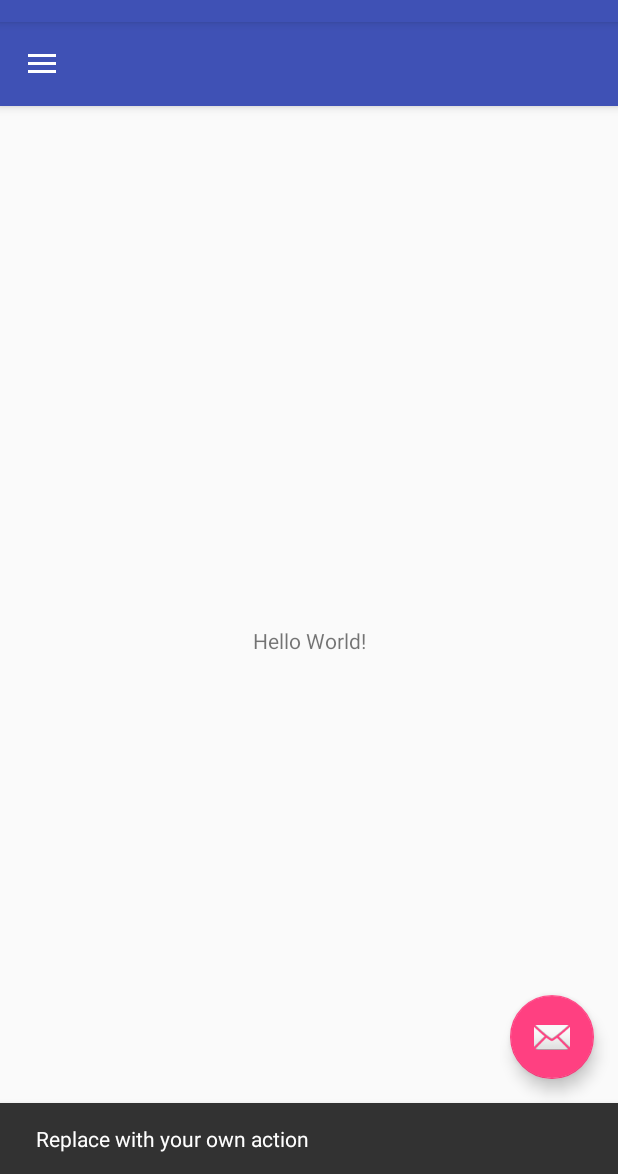
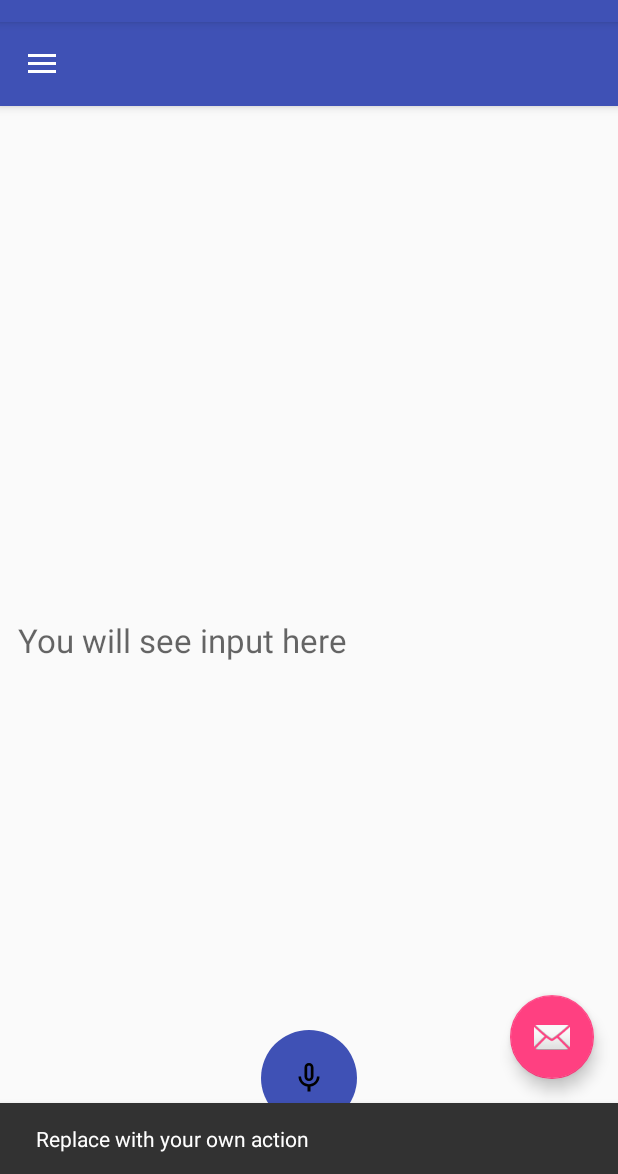
Before and after one commit to cmFodWx5YWRhdjEyMTA5/VTranslator, an Android app: the screen it shows after launch (MainActivity), after a tap on an icon or button, on a phone screen of 412 x 824 dp, the part 62-1236 px from its top. Run offline under Robolectric (Android 15) with nearby library versions, the phone set to English and light mode, and no system bars; 3 other taps on this screen came first.

Commit message:
Functionality changes

```diff
--- a/app/src/main/AndroidManifest.xml
+++ b/app/src/main/AndroidManifest.xml
@@ -1,6 +1,8 @@
 <?xml version="1.0" encoding="utf-8"?>
 <manifest xmlns:android="http://schemas.android.com/apk/res/android"
     package="com.vt.vedamurthy.vtranslator">
+
+    <uses-permission android:name="android.permission.RECORD_AUDIO" />
 
     <application
         android:allowBackup="true"
--- a/app/src/main/java/activities/MainActivity.java
+++ b/app/src/main/java/activities/MainActivity.java
@@ -1,11 +1,20 @@
 package activities;
 
+import android.Manifest;
+import android.content.ActivityNotFoundException;
 import android.content.Intent;
+import android.content.pm.PackageManager;
 import android.net.Uri;
+import android.os.Build;
 import android.os.Bundle;
+import android.provider.Settings;
+import android.speech.RecognitionListener;
+import android.speech.RecognizerIntent;
+import android.speech.SpeechRecognizer;
 import android.support.design.widget.FloatingActionButton;
 import android.support.design.widget.NavigationView;
 import android.support.design.widget.Snackbar;
+import android.support.v4.content.ContextCompat;
 import android.support.v4.view.GravityCompat;
 import android.support.v4.widget.DrawerLayout;
 import android.support.v7.app.ActionBarDrawerToggle;
@@ -14,19 +23,31 @@ import android.support.v7.widget.ShareActionProvider;
 import android.support.v7.widget.Toolbar;
 import android.view.Menu;
 import android.view.MenuItem;
+import android.view.MotionEvent;
 import android.view.View;
+import android.widget.EditText;
+import android.widget.ImageButton;
+import android.widget.TextView;
 
 import com.vt.vedamurthy.vtranslator.R;
+
+import java.util.ArrayList;
+import java.util.Locale;
 
 public class MainActivity extends AppCompatActivity
         implements NavigationView.OnNavigationItemSelectedListener {
 
     private ShareActionProvider mShareActionProvider;
+    private static final int REQ_CODE_SPEECH_INPUT = 100;
+    private TextView mVoiceInputTv;
+    private ImageButton mSpeakBtn;
 
     @Override
     protected void onCreate(Bundle savedInstanceState) {
         super.onCreate(savedInstanceState);
         setContentView(R.layout.activity_main);
+
+        checkPermission();
         Toolbar toolbar = (Toolbar) findViewById(R.id.toolbar);
         //setSupportActionBar(toolbar);
 
@@ -47,6 +68,137 @@ public class MainActivity extends AppCompatActivity
 
         NavigationView navigationView = (NavigationView) findViewById(R.id.nav_view);
         navigationView.setNavigationItemSelectedListener(this);
+
+        mVoiceInputTv = findViewById(R.id.spoken_text_et);
+
+        mSpeakBtn = findViewById(R.id.button);
+
+        final SpeechRecognizer mSpeechRecognizer = initialiseSpeechRecognizer();
+
+        getSpeechRecognizerAction(mSpeechRecognizer);
+
+        initialiseButtonAction(mVoiceInputTv);
+    }
+
+    private void startVoiceInput() {
+        Intent intent = new Intent(RecognizerIntent.ACTION_RECOGNIZE_SPEECH);
+        intent.putExtra(RecognizerIntent.EXTRA_LANGUAGE_MODEL, RecognizerIntent.LANGUAGE_MODEL_FREE_FORM);
+        intent.putExtra(RecognizerIntent.EXTRA_LANGUAGE, Locale.getDefault());
+        intent.putExtra(RecognizerIntent.EXTRA_PROMPT, "Hello, How can I help you?");
+        try {
+            startActivityForResult(intent, REQ_CODE_SPEECH_INPUT);
+        } catch (ActivityNotFoundException a) {
+
+        }
+    }
+
+    private void initialiseButtonAction(final TextView spokenText) {
+        mSpeakBtn.setOnClickListener(new View.OnClickListener() {
+            @Override
+            public void onClick(View view) {
+                startVoiceInput();
+            }
+        });
+        mSpeakBtn.setOnTouchListener(new View.OnTouchListener() {
+            @Override
+            public boolean onTouch(View view, MotionEvent motionEvent) {
+                switch (motionEvent.getAction()) {
+                    case MotionEvent.ACTION_UP:
+                        //when the user removed the finger
+                        spokenText.setHint("You will see input here");
+                        break;
+
+                    case MotionEvent.ACTION_DOWN:
+                        //finger is on the button
+                        spokenText.setText("");
+                        spokenText.setHint(getResources().getString(R.string.listening));
+                        break;
+                }
+                return false;
+            }
+        });
+    }
+
+    @Override
+    protected void onActivityResult(int requestCode, int resultCode, Intent data) {
+        super.onActivityResult(requestCode, resultCode, data);
+
+        switch (requestCode) {
+            case REQ_CODE_SPEECH_INPUT: {
+                if (resultCode == RESULT_OK && null != data) {
+                    ArrayList<String> result = data.getStringArrayListExtra(RecognizerIntent.EXTRA_RESULTS);
+                    mVoiceInputTv.setText(result.get(0));
+                }
+                break;
+            }
+
+        }
+    }
+
+    private void getSpeechRecognizerAction(SpeechRecognizer mSpeechRecognizer) {
+        mSpeechRecognizer.setRecognitionListener(new RecognitionListener() {
+            @Override
+            public void onReadyForSpeech(Bundle bundle) {
+
+            }
+
+            @Override
+            public void onBeginningOfSpeech() {
+
+            }
+
+            @Override
+            public void onRmsChanged(float v) {
+
+            }
+
+            @Override
+            public void onBufferReceived(byte[] bytes) {
+
+            }
+
+            @Override
+            public void onEndOfSpeech() {
+
+            }
+
+            @Override
+            public void onError(int i) {
+
+            }
+
+            @Override
+            public void onResults(Bundle bundle) {
+                //getting all the matches
+                ArrayList<String> matches = bundle
+                        .getStringArrayList(SpeechRecognizer.RESULTS_RECOGNITION);
+
+                //displaying the first match
+                if (matches != null)
+                    mVoiceInputTv.setText(matches.get(0));
+            }
+
+            @Override
+            public void onPartialResults(Bundle bundle) {
+
+            }
+
+            @Override
+            public void onEvent(int i, Bundle bundle) {
+
+            }
+        });
+    }
+
+    private SpeechRecognizer initialiseSpeechRecognizer() {
+        final SpeechRecognizer mSpeechRecognizer = SpeechRecognizer.createSpeechRecognizer(this);
+
+        final Intent mSpeechRecognizerIntent = new Intent(RecognizerIntent.ACTION_RECOGNIZE_SPEECH);
+        mSpeechRecognizerIntent.putExtra(RecognizerIntent.EXTRA_LANGUAGE_MODEL,
+                RecognizerIntent.LANGUAGE_MODEL_FREE_FORM);
+        mSpeechRecognizerIntent.putExtra(RecognizerIntent.EXTRA_LANGUAGE,
+                Locale.getDefault());
+        return mSpeechRecognizer;
     }
 
     @Override
@@ -56,6 +208,17 @@ public class MainActivity extends AppCompatActivity
             drawer.closeDrawer(GravityCompat.START);
         } else {
             super.onBackPressed();
+        }
+    }
+
+    private void checkPermission() {
+        if (Build.VERSION.SDK_INT >= Build.VERSION_CODES.M) {
+            if (!(ContextCompat.checkSelfPermission(this, Manifest.permission.RECORD_AUDIO) == PackageManager.PERMISSION_GRANTED)) {
+                Intent intent = new Intent(Settings.ACTION_APPLICATION_DETAILS_SETTINGS,
+                        Uri.parse("package:" + getPackageName()));
+                startActivity(intent);
+                finish();
+            }
         }
     }
 
--- /dev/null
+++ b/app/src/main/res/drawable/button_background.xml
@@ -0,0 +1,10 @@
+<?xml version="1.0" encoding="utf-8"?>
+<selector xmlns:android="http://schemas.android.com/apk/res/android">
+
+
+    <item android:drawable="@drawable/round_default" android:state_pressed="false" />
+
+    <item android:drawable="@drawable/round_active" android:state_pressed="true" />
+
+
+</selector>
--- /dev/null
+++ b/app/src/main/res/drawable/ic_mic_none_black_24dp.xml
@@ -0,0 +1,9 @@
+<vector xmlns:android="http://schemas.android.com/apk/res/android"
+        android:width="24dp"
+        android:height="24dp"
+        android:viewportWidth="24.0"
+        android:viewportHeight="24.0">
+    <path
+        android:fillColor="#FF000000"
+        android:pathData="M12,14c1.66,0 2.99,-1.34 2.99,-3L15,5c0,-1.66 -1.34,-3 -3,-3S9,3.34 9,5v6c0,1.66 1.34,3 3,3zM10.8,4.9c0,-0.66 0.54,-1.2 1.2,-1.2 0.66,0 1.2,0.54 1.2,1.2l-0.01,6.2c0,0.66 -0.53,1.2 -1.19,1.2 -0.66,0 -1.2,-0.54 -1.2,-1.2L10.8,4.9zM17.3,11c0,3 -2.54,5.1 -5.3,5.1S6.7,14 6.7,11L5,11c0,3.41 2.72,6.23 6,6.72L11,21h2v-3.28c3.28,-0.48 6,-3.3 6,-6.72h-1.7z"/>
+</vector>
--- /dev/null
+++ b/app/src/main/res/drawable/round_active.xml
@@ -0,0 +1,17 @@
+<?xml version="1.0" encoding="utf-8"?>
+<layer-list xmlns:android="http://schemas.android.com/apk/res/android">
+
+    <item>
+        <shape android:shape="oval">
+            <solid android:color="@color/colorAccent" />
+        </shape>
+    </item>
+
+    <item
+        android:bottom="20dp"
+        android:drawable="@drawable/ic_mic_none_black_24dp"
+        android:left="20dp"
+        android:right="20dp"
+        android:top="20dp" />
+
+</layer-list>
--- /dev/null
+++ b/app/src/main/res/drawable/round_default.xml
@@ -0,0 +1,16 @@
+<?xml version="1.0" encoding="utf-8"?>
+<layer-list xmlns:android="http://schemas.android.com/apk/res/android">
+    <item>
+        <shape android:shape="oval">
+            <solid android:color="@color/colorPrimary" />
+        </shape>
+    </item>
+
+    <item
+        android:bottom="20dp"
+        android:drawable="@drawable/ic_mic_none_black_24dp"
+        android:left="20dp"
+        android:right="20dp"
+        android:top="20dp" />
+
+</layer-list>
--- a/app/src/main/res/layout/content_main.xml
+++ b/app/src/main/res/layout/content_main.xml
@@ -1,20 +1,31 @@
 <?xml version="1.0" encoding="utf-8"?>
-<android.support.constraint.ConstraintLayout xmlns:android="http://schemas.android.com/apk/res/android"
+<RelativeLayout xmlns:android="http://schemas.android.com/apk/res/android"
     xmlns:app="http://schemas.android.com/apk/res-auto"
     xmlns:tools="http://schemas.android.com/tools"
     android:layout_width="match_parent"
     android:layout_height="match_parent"
+    android:padding="12dp"
+    android:orientation="vertical"
     app:layout_behavior="@string/appbar_scrolling_view_behavior"
     tools:context=".MainActivity"
     tools:showIn="@layout/app_bar_main">
 
     <TextView
+        android:id="@+id/spoken_text_et"
+        android:layout_width="match_parent"
+        android:layout_height="wrap_content"
+        android:text="Spoken Text is shown here..."
+        android:layout_centerVertical="true"
+        android:textAppearance="@style/Base.TextAppearance.AppCompat.Large" />
+
+
+    <ImageButton
+        android:id="@+id/button"
         android:layout_width="wrap_content"
         android:layout_height="wrap_content"
-        android:text="Hello World!"
-        app:layout_constraintBottom_toBottomOf="parent"
-        app:layout_constraintLeft_toLeftOf="parent"
-        app:layout_constraintRight_toRightOf="parent"
-        app:layout_constraintTop_toTopOf="parent" />
+        android:layout_alignParentBottom="true"
+        android:layout_centerHorizontal="true"
+        android:layout_marginBottom="20dp"
+        android:background="@drawable/button_background" />
 
-</android.support.constraint.ConstraintLayout>
+</RelativeLayout>
--- a/app/src/main/res/values/strings.xml
+++ b/app/src/main/res/values/strings.xml
@@ -15,4 +15,5 @@
     <string name="rate_this_app">Rate this app</string>
     <string name="about">About</string>
     <string name="app_mail">vtrans.veda@gmail.com</string>
+    <string name="listening">Listening...</string>
 </resources>
```
